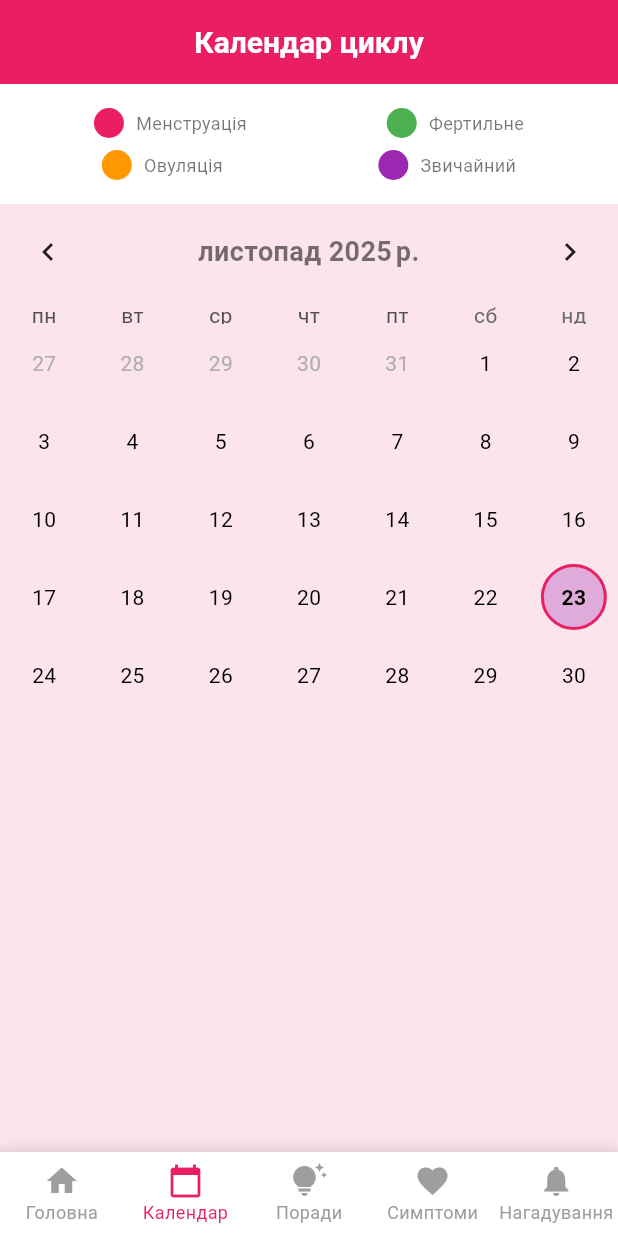
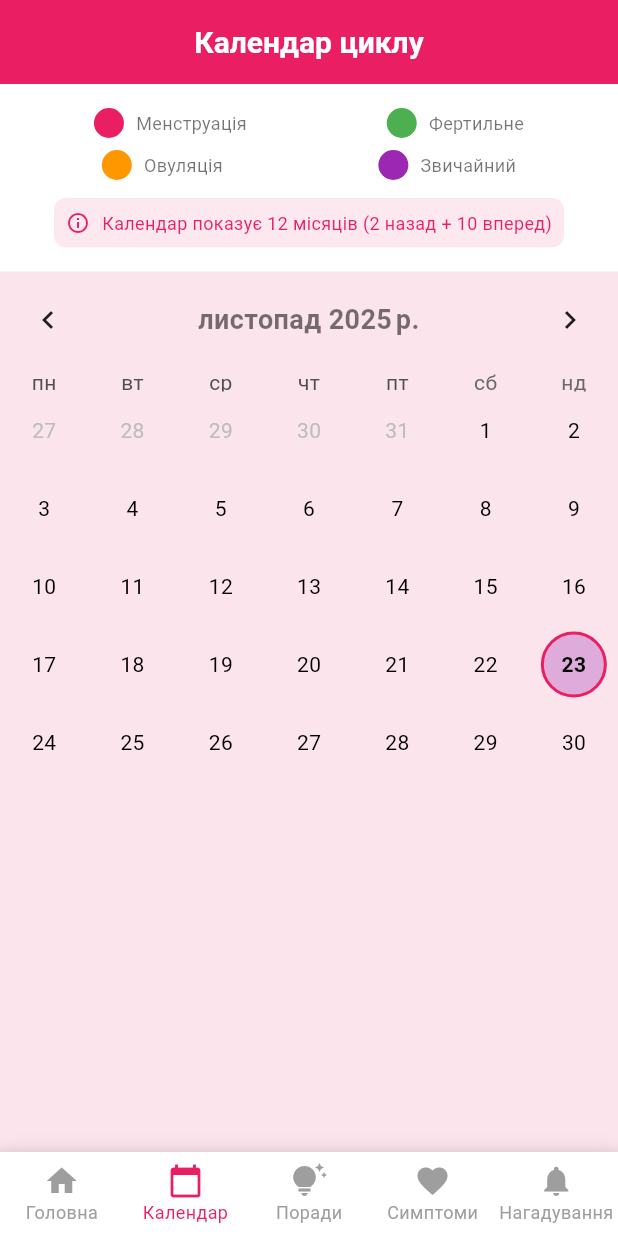
Before and after one commit to Linjey-git/Cycla, a Flutter app: the screen it shows after launch, item 2 of the bottom bar chosen, on a phone screen of 412 x 824 dp. Run offline on Flutter 3.47's test engine with Material 3 defaults, Android fonts, the phone set to English and light mode, and no system bars; drawn by our look-alikes of table_calendar; our stand-ins replace flutter_local_notifications, sqflite, timezone; missing offline and left inert: encrypt; accounts and stored records are empty.

Commit message:
Calendar fixed

```diff
--- a/lib/main.dart
+++ b/lib/main.dart
@@ -1,14 +1,12 @@
 import 'package:flutter/material.dart';
 import 'package:provider/provider.dart';
 import 'package:flutter_local_notifications/flutter_local_notifications.dart';
-import 'package:timezone/timezone.dart' as tz;
+import 'package:flutter_localizations/flutter_localizations.dart';
 import 'package:timezone/data/latest.dart' as tz;
-import 'package:flutter_localizations/flutter_localizations.dart';
-import 'package:intl/intl.dart';
-
 import 'screens/home_screen.dart';
 import 'services/database_service.dart';
 import 'services/notification_service.dart';
+import 'services/cycle_calculator.dart';
 import 'utils/theme.dart';
 
 final FlutterLocalNotificationsPlugin flutterLocalNotificationsPlugin =
@@ -17,7 +15,7 @@ final FlutterLocalNotificationsPlugin flutterLocalNotificationsPlugin =
 void main() async {
   WidgetsFlutterBinding.ensureInitialized();
 
-  //Ініціалізація timezone
+  // Ініціалізація timezone
   tz.initializeTimeZones();
 
   // Ініціалізація служби нотифікацій
@@ -37,17 +35,20 @@ class MyApp extends StatelessWidget {
     return ChangeNotifierProvider(
       create: (context) => CycleProvider(),
       child: MaterialApp(
-        title: 'Cycle Tracker',
+        title: 'Cycla',
         debugShowCheckedModeBanner: false,
         theme: AppTheme.lightTheme,
-        home: const HomeScreen(),
         localizationsDelegates: const [
           GlobalMaterialLocalizations.delegate,
           GlobalWidgetsLocalizations.delegate,
           GlobalCupertinoLocalizations.delegate,
         ],
-        supportedLocales: const [Locale('uk', 'UA'), Locale('en', 'US')],
+        supportedLocales: const [
+          Locale('uk', 'UA'),
+          Locale('en', 'US'),
+        ],
         locale: const Locale('uk', 'UA'),
+        home: const HomeScreen(),
       ),
     );
   }
@@ -106,44 +107,48 @@ class CycleProvider extends ChangeNotifier {
     notifyListeners();
   }
 
+  CycleCalculator? getCalculator() {
+    if (_lastPeriodStart == null) return null;
+    return CycleCalculator(
+      lastPeriodStart: _lastPeriodStart!,
+      cycleLength: _cycleLength,
+      periodLength: _periodLength,
+    );
+  }
+
   DateTime? getNextPeriodDate() {
-    if (_lastPeriodStart == null) return null;
-    return _lastPeriodStart!.add(Duration(days: _cycleLength));
+    return getCalculator()?.getNextPeriodDate();
   }
 
   DateTime? getOvulationDate() {
-    if (_lastPeriodStart == null) return null;
-    return _lastPeriodStart!.add(Duration(days: _cycleLength - 14));
+    return getCalculator()?.getNextOvulationDate();
   }
 
   List<DateTime> getFertileWindow() {
-    final ovulation = getOvulationDate();
-    if (ovulation == null) return [];
-
-    List<DateTime> fertile = [];
-    for (int i = -5; i <= 1; i++) {
-      fertile.add(ovulation.add(Duration(days: i)));
-    }
-    return fertile;
+    final calc = getCalculator();
+    if (calc == null) return [];
+    return calc.getAllFertileDays(1);
   }
 
   bool isPeriodDay(DateTime date) {
-    if (_lastPeriodStart == null) return false;
-    final diff = date.difference(_lastPeriodStart!).inDays;
-    return diff >= 0 && diff < _periodLength;
+    final calc = getCalculator();
+    if (calc == null) return false;
+    return calc.isPeriodDay(date, 20);
   }
 
   bool isFertileDay(DateTime date) {
-    return getFertileWindow().any(
-      (d) => d.year == date.year && d.month == date.month && d.day == date.day,
-    );
+    final calc = getCalculator();
+    if (calc == null) return false;
+    return calc.isFertileDay(date, 20);
   }
 
   bool isOvulationDay(DateTime date) {
-    final ovulation = getOvulationDate();
-    if (ovulation == null) return false;
-    return date.year == ovulation.year &&
-        date.month == ovulation.month &&
-        date.day == ovulation.day;
+    final calc = getCalculator();
+    if (calc == null) return false;
+    return calc.isOvulationDay(date, 20);
+  }
+
+  Map<String, dynamic>? getDayInfo(DateTime date) {
+    return getCalculator()?.getDayInfo(date);
   }
 }
--- a/lib/screens/calendar_screen.dart
+++ b/lib/screens/calendar_screen.dart
@@ -17,12 +17,26 @@ class _CalendarScreenState extends State<CalendarScreen> {
   DateTime _focusedDay = DateTime.now();
   DateTime? _selectedDay;
 
+  // Обмеження календаря: 2 місяці назад, поточний місяць, 9 місяців вперед
+  late DateTime _firstDay;
+  late DateTime _lastDay;
+
+  @override
+  void initState() {
+    super.initState();
+    final now = DateTime.now();
+    _firstDay = DateTime(now.year, now.month - 2, 1);
+    _lastDay = DateTime(now.year, now.month + 10, 0); // Останній день 9-го місяця вперед
+  }
+
   @override
   Widget build(BuildContext context) {
     return Consumer<CycleProvider>(
       builder: (context, provider, child) {
         return Scaffold(
-          appBar: AppBar(title: const Text('Календар циклу')),
+          appBar: AppBar(
+            title: const Text('Календар циклу'),
+          ),
           body: Column(
             children: [
               // Легенда
@@ -46,6 +60,30 @@ class _CalendarScreenState extends State<CalendarScreen> {
                         _buildLegendItem('Звичайний', AppTheme.normalColor),
                       ],
                     ),
+                    const SizedBox(height: 12),
+                    Container(
+                      padding: const EdgeInsets.all(8),
+                      decoration: BoxDecoration(
+                        color: AppTheme.primaryColor.withOpacity(0.1),
+                        borderRadius: BorderRadius.circular(8),
+                      ),
+                      child: Row(
+                        mainAxisSize: MainAxisSize.min,
+                        children: [
+                          Icon(Icons.info_outline,
+                              size: 16,
+                              color: AppTheme.primaryColor),
+                          const SizedBox(width: 8),
+                          Text(
+                            'Календар показує 12 місяців (2 назад + 10 вперед)',
+                            style: TextStyle(
+                              fontSize: 12,
+                              color: AppTheme.primaryColor,
+                            ),
+                          ),
+                        ],
+                      ),
+                    ),
                   ],
                 ),
               ),
@@ -53,8 +91,8 @@ class _CalendarScreenState extends State<CalendarScreen> {
               // Календар
               Expanded(
                 child: TableCalendar(
-                  firstDay: DateTime.utc(2020, 1, 1),
-                  lastDay: DateTime.utc(2030, 12, 31),
+                  firstDay: _firstDay,
+                  lastDay: _lastDay,
                   focusedDay: _focusedDay,
                   selectedDayPredicate: (day) => isSameDay(_selectedDay, day),
                   calendarFormat: CalendarFormat.month,
@@ -84,23 +122,23 @@ class _CalendarScreenState extends State<CalendarScreen> {
                       return _buildCalendarDay(context, day, provider);
                     },
                     todayBuilder: (context, day, focusedDay) {
-                      return _buildCalendarDay(
-                        context,
-                        day,
-                        provider,
-                        isToday: true,
-                      );
+                      return _buildCalendarDay(context, day, provider, isToday: true);
                     },
                     selectedBuilder: (context, day, focusedDay) {
-                      return _buildCalendarDay(
-                        context,
-                        day,
-                        provider,
-                        isSelected: true,
-                      );
+                      return _buildCalendarDay(context, day, provider, isSelected: true);
+                    },
+                    outsideBuilder: (context, day, focusedDay) {
+                      // Показати дні поза поточним місяцем, але в межах дозволеного діапазону
+                      if (day.isBefore(_firstDay) || day.isAfter(_lastDay)) {
+                        return Container();
+                      }
+                      return _buildCalendarDay(context, day, provider, isOutside: true);
                     },
                   ),
                   onDaySelected: (selectedDay, focusedDay) {
+                    if (selectedDay.isBefore(_firstDay) || selectedDay.isAfter(_lastDay)) {
+                      return; // Не дозволяти вибирати дні поза діапазоном
+                    }
                     setState(() {
                       _selectedDay = selectedDay;
                       _focusedDay = focusedDay;
@@ -108,7 +146,14 @@ class _CalendarScreenState extends State<CalendarScreen> {
                     _showDayDetails(context, selectedDay, provider);
                   },
                   onPageChanged: (focusedDay) {
-                    _focusedDay = focusedDay;
+                    // Обмежити прокрутку
+                    if (focusedDay.isBefore(_firstDay)) {
+                      setState(() => _focusedDay = _firstDay);
+                    } else if (focusedDay.isAfter(_lastDay)) {
+                      setState(() => _focusedDay = _lastDay);
+                    } else {
+                      setState(() => _focusedDay = focusedDay);
+                    }
                   },
                 ),
               ),
@@ -125,7 +170,10 @@ class _CalendarScreenState extends State<CalendarScreen> {
         Container(
           width: 20,
           height: 20,
-          decoration: BoxDecoration(color: color, shape: BoxShape.circle),
+          decoration: BoxDecoration(
+            color: color,
+            shape: BoxShape.circle,
+          ),
         ),
         const SizedBox(width: 8),
         Text(label, style: const TextStyle(fontSize: 12)),
@@ -139,9 +187,10 @@ class _CalendarScreenState extends State<CalendarScreen> {
     CycleProvider provider, {
     bool isToday = false,
     bool isSelected = false,
+    bool isOutside = false,
   }) {
     Color? backgroundColor;
-    Color textColor = Colors.black;
+    Color textColor = isOutside ? Colors.grey.shade400 : Colors.black;
 
     if (provider.lastPeriodStart != null) {
       if (provider.isPeriodDay(day)) {
@@ -255,19 +304,18 @@ class _CalendarScreenState extends State<CalendarScreen> {
             if (symptoms.isNotEmpty) ...[
               const Text(
                 'Симптоми:',
-                style: TextStyle(fontSize: 16, fontWeight: FontWeight.bold),
+                style: TextStyle(
+                  fontSize: 16,
+                  fontWeight: FontWeight.bold,
+                ),
               ),
               const SizedBox(height: 8),
-              ...symptoms.map(
-                (symptom) => Padding(
+              ...symptoms.map((symptom) => Padding(
                     padding: const EdgeInsets.symmetric(vertical: 4),
                     child: Row(
                       children: [
-                      const Icon(
-                        Icons.check_circle,
-                        color: AppTheme.primaryColor,
-                        size: 20,
-                      ),
+                        const Icon(Icons.check_circle,
+                            color: AppTheme.primaryColor, size: 20),
                         const SizedBox(width: 8),
                         Expanded(child: Text(symptom)),
                         IconButton(
@@ -281,8 +329,7 @@ class _CalendarScreenState extends State<CalendarScreen> {
                         ),
                       ],
                     ),
-                ),
-              ),
+                  )),
               const SizedBox(height: 16),
             ],
             SizedBox(
```
Also changed, not shown: lib/services/cycle_calculator.dart (+162 -0 lines). Lines whose indentation alone changed are shown as unchanged.
